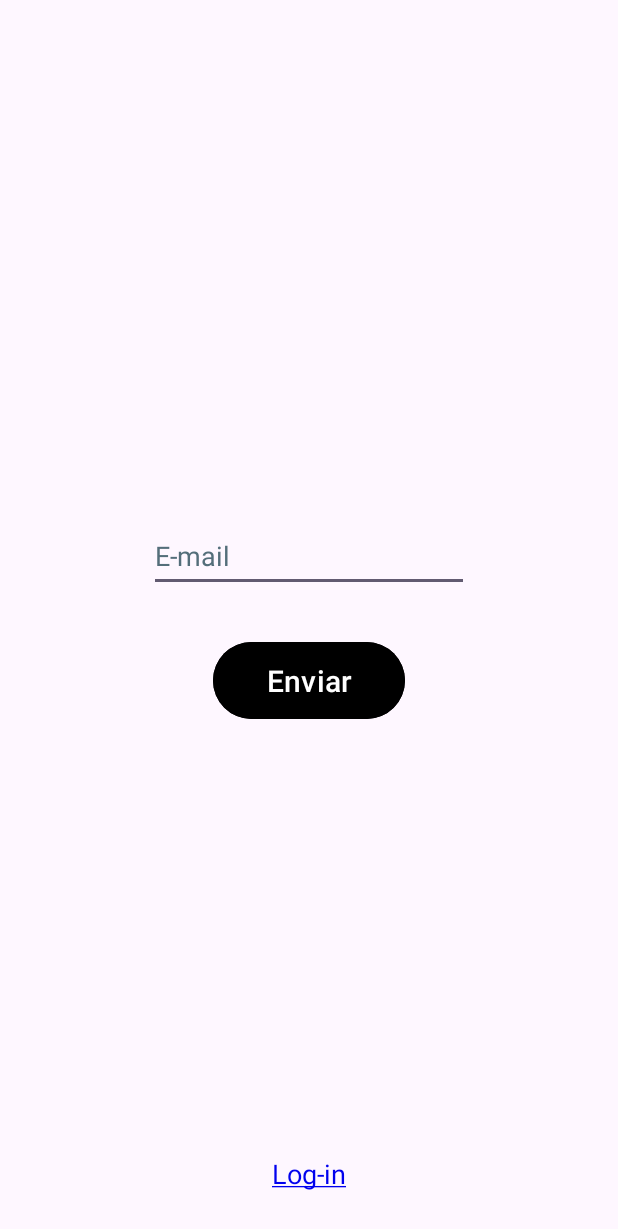
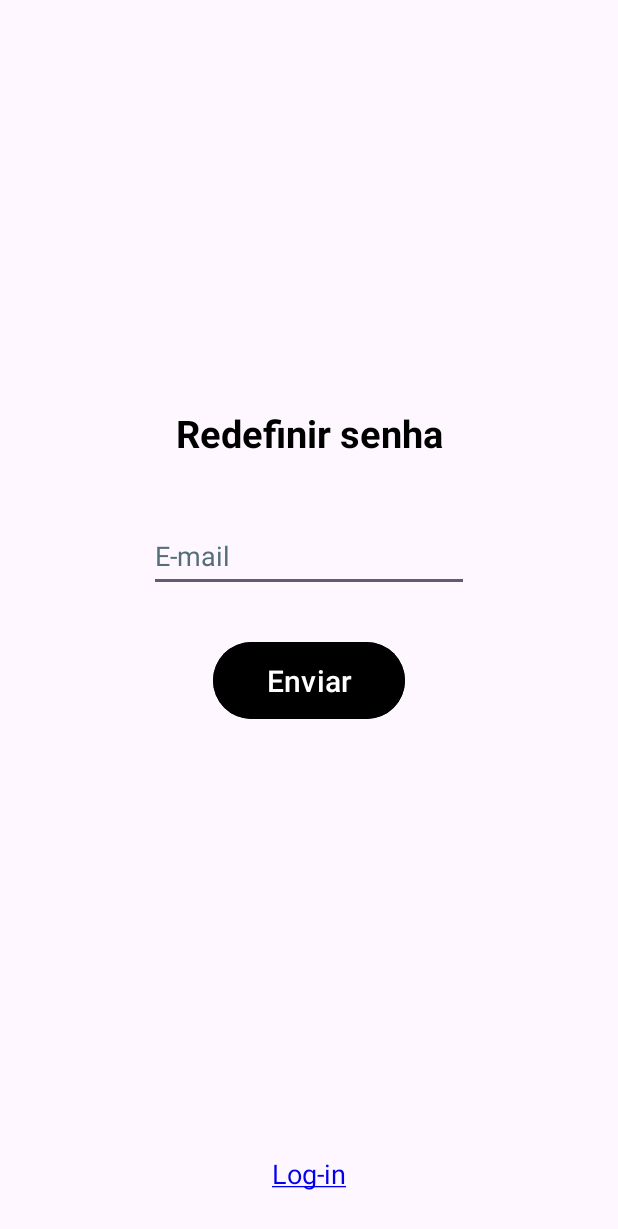
Before and after one commit to CoracaoDeLeao/Integra-o-com-o-Firebase, an Android app: the reset_password screen opened directly, with no data from a screen before it, on a phone screen of 412 x 824 dp. Shown: the top 1229 px of the screen. Run offline under Robolectric (Android 15) with nearby library versions, the phone set to English and light mode, and no system bars; our stand-ins replace Firebase (no records; nobody signed in at launch, a user with empty details on screens opened directly).

Commit message:
Update activity reset_password

```diff
--- a/Auth-CRUD/app/src/main/res/layout/reset_password.xml
+++ b/Auth-CRUD/app/src/main/res/layout/reset_password.xml
@@ -5,6 +5,13 @@
     android:layout_width="match_parent"
     android:layout_height="match_parent"
     tools:context=".reset_password">
+
+    <androidx.constraintlayout.widget.Guideline
+        android:id="@+id/linhaHorizontal30"
+        android:layout_width="wrap_content"
+        android:layout_height="wrap_content"
+        android:orientation="horizontal"
+        app:layout_constraintGuide_percent="0.3" />
 
     <androidx.constraintlayout.widget.Guideline
         android:id="@+id/linhaHorizontal40"
@@ -81,5 +88,19 @@
         app:layout_constraintStart_toStartOf="parent"
         app:layout_constraintTop_toTopOf="@+id/linhaHorizontal90" />
 
+    <TextView
+        android:id="@+id/textView"
+        android:layout_width="wrap_content"
+        android:layout_height="wrap_content"
+        android:text="Redefinir senha"
+        android:textColor="@color/black"
+        android:textSize="25sp"
+        android:textStyle="bold"
+        app:layout_constraintBottom_toTopOf="@+id/linhaHorizontal40"
+        app:layout_constraintEnd_toEndOf="parent"
+        app:layout_constraintHorizontal_bias="0.5"
+        app:layout_constraintStart_toStartOf="parent"
+        app:layout_constraintTop_toTopOf="@+id/linhaHorizontal30" />
+
 
 </androidx.constraintlayout.widget.ConstraintLayout>
```
